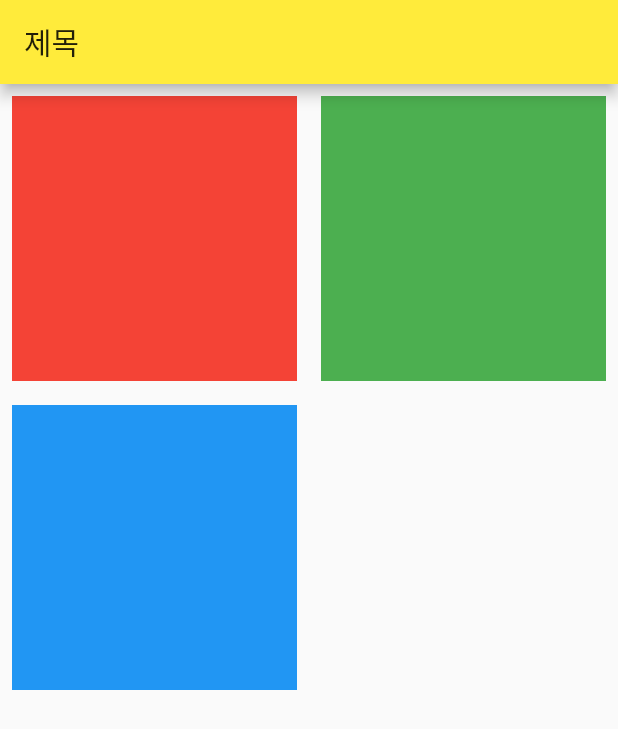
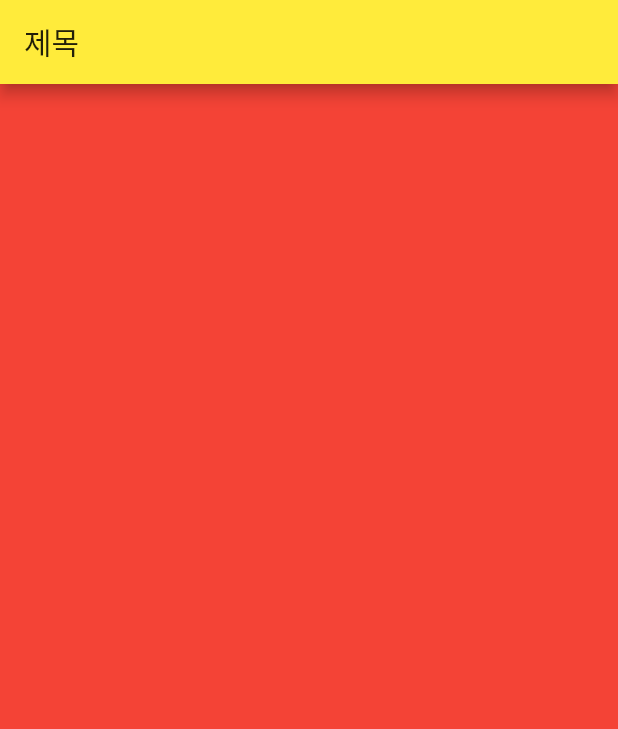
Before and after one commit to congcoding/flutter_survivalcoding, a Flutter app: the screen it shows after launch, on a phone screen of 412 x 824 dp. Shown: the top 729 px of the screen. Run offline on Flutter 3.47's test engine with Material 2 defaults, Android fonts, the phone set to English and light mode, and no system bars.

Commit message:
[FEAT] Chapter 4.2.8 (PageView)

```diff
--- a/lib/main.dart
+++ b/lib/main.dart
@@ -22,29 +22,16 @@ class MyHomePage extends StatelessWidget {
       appBar: AppBar(
         title: Text('제목'),
       ),
-      body: GridView.count(
-        crossAxisCount: 2,
+      body: PageView(
         children: <Widget>[
           Container(
             color: Colors.red,
-            width: 100,
-            height:100,
-            padding: const EdgeInsets.all(8.0),
-            margin: const EdgeInsets.all(8.0),
           ),
           Container(
             color: Colors.green,
-            width: 100,
-            height:100,
-            padding: const EdgeInsets.all(8.0),
-            margin: const EdgeInsets.all(8.0),
           ),
           Container(
             color: Colors.blue,
-            width: 100,
-            height:100,
-            padding: const EdgeInsets.all(8.0),
-            margin: const EdgeInsets.all(8.0),
           ),
         ]
       )
```
